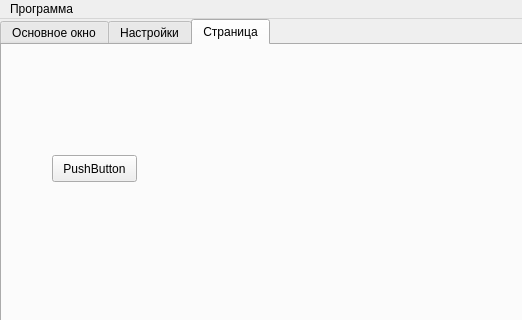
Qt form diff.ui (sergeivolodin/Diff) before a commit; both pictures show x 0 to 522 and y 0 to 320 of the 640 by 480 pixel window.
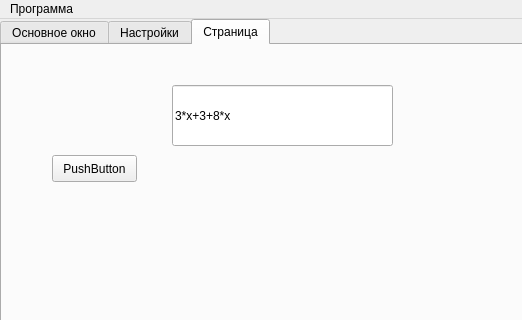
The same form after that commit. The open tabs and pages were chosen to show the change.

Patch:
```diff
--- a/diff.ui
+++ b/diff.ui
@@ -584,6 +584,19 @@
        <string>PushButton</string>
       </property>
      </widget>
+     <widget class="QLineEdit" name="lineEdit">
+      <property name="geometry">
+       <rect>
+        <x>170</x>
+        <y>40</y>
+        <width>221</width>
+        <height>61</height>
+       </rect>
+      </property>
+      <property name="text">
+       <string>3*x+3+8*x</string>
+      </property>
+     </widget>
     </widget>
    </widget>
    <widget class="QLabel" name="label_2">
```
Left out of the diff: 2 changed lines with no effect on the pictures.
